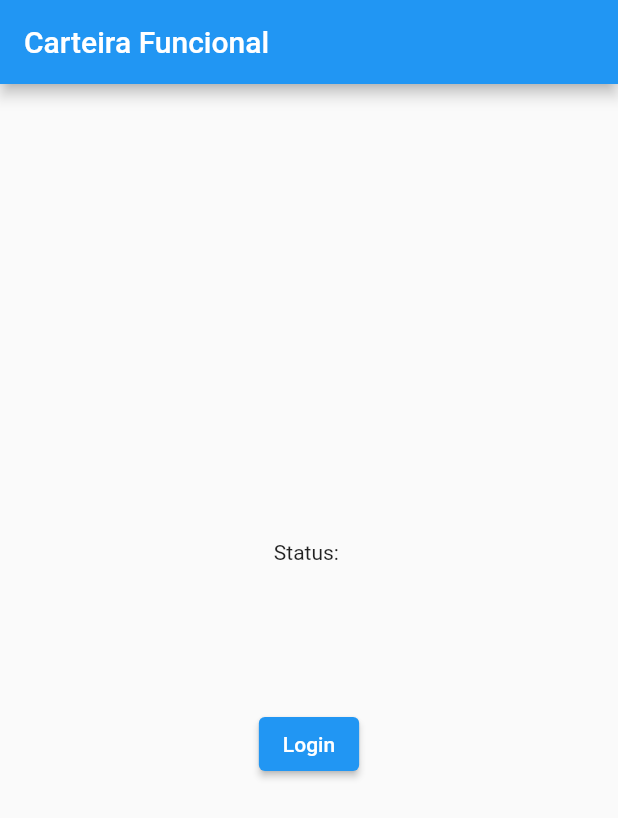
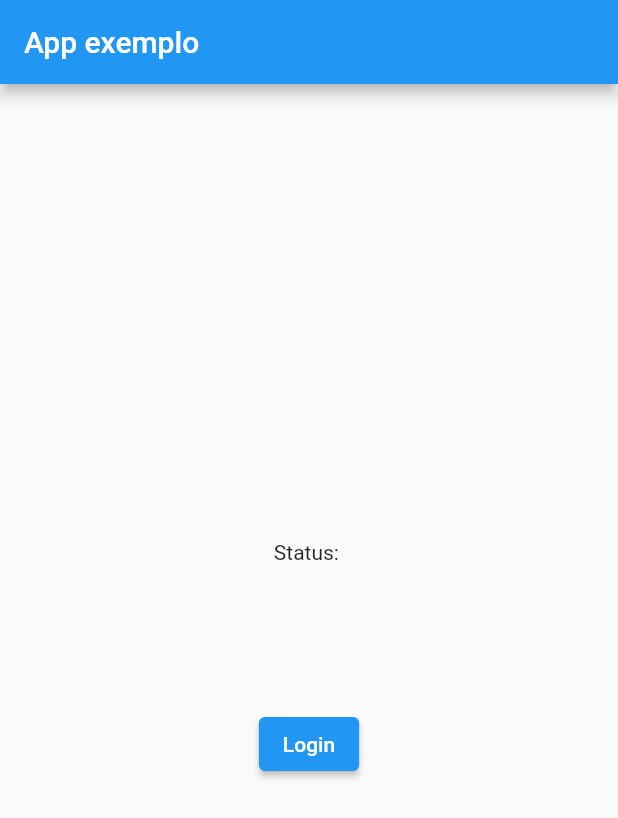
Before and after one commit to samuelfer/example_oauth_flutter, a Flutter app: the screen it shows after launch, after a tap on "Login", on a phone screen of 412 x 824 dp. Shown: the top 818 px of the screen. Run offline on Flutter 3.47's test engine with Material 2 defaults, Android fonts, the light colour scheme and no system bars; missing offline and left inert: flutter_web_auth.

Commit message:
Altere dados para strings de exemplo

```diff
--- a/lib/main.dart
+++ b/lib/main.dart
@@ -21,15 +21,15 @@ class _MyAppState extends State<MyApp> {
     print('Chegando no authenticate ...');
 
     //Ambiente local
-    final url = Uri.http('192.168.100.112:9999', 'oauth/authorize', {
+    final url = Uri.http('url', 'oauth/authorize', {
       'response_type': 'code',
-      'client_id': 'appCarteiraFuncional',
-      'redirect_uri': 'carteirafuncional://oauth'
+      'client_id': 'appExemplo',
+      'redirect_uri': 'exemplo://oauth'
     });
 
     try {
       final result = await FlutterWebAuth.authenticate(
-          url: url.toString(), callbackUrlScheme: "carteirafuncional");
+          url: url.toString(), callbackUrlScheme: "exemplo");
 
       print(result);
       final code = Uri.parse(result).queryParameters['code'];
@@ -49,7 +49,7 @@ class _MyAppState extends State<MyApp> {
     return MaterialApp(
       home: Scaffold(
         appBar: AppBar(
-          title: const Text('Carteira Funcional'),
+          title: const Text('App exemplo'),
         ),
         body: Center(
           child: Column(
```
